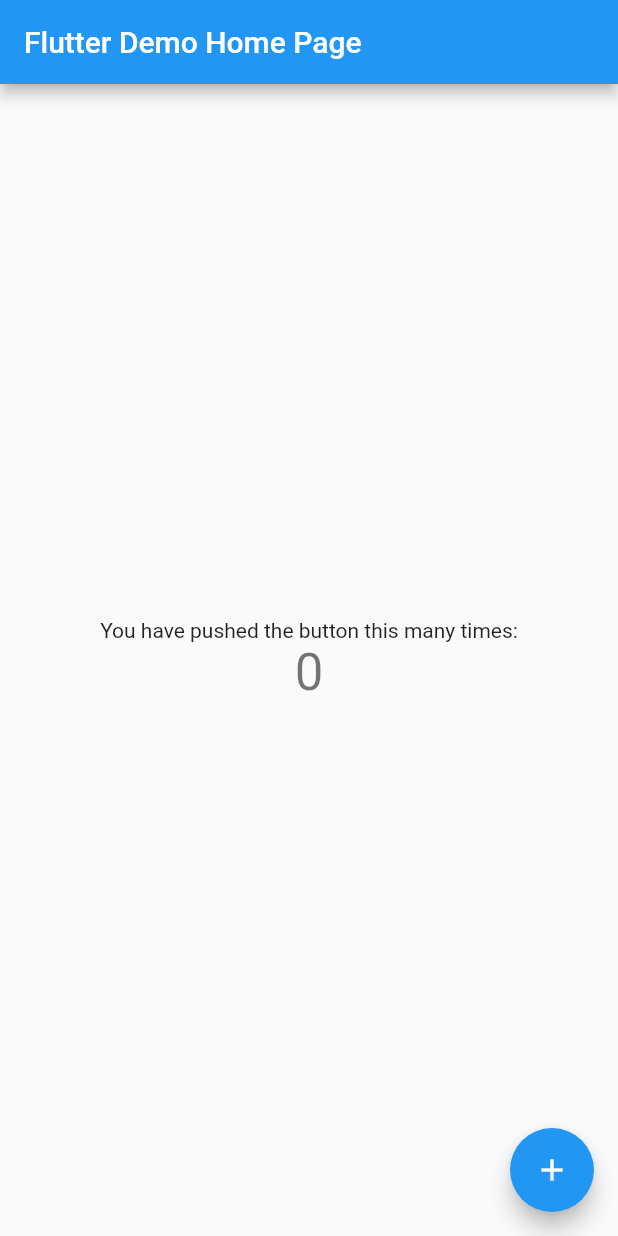
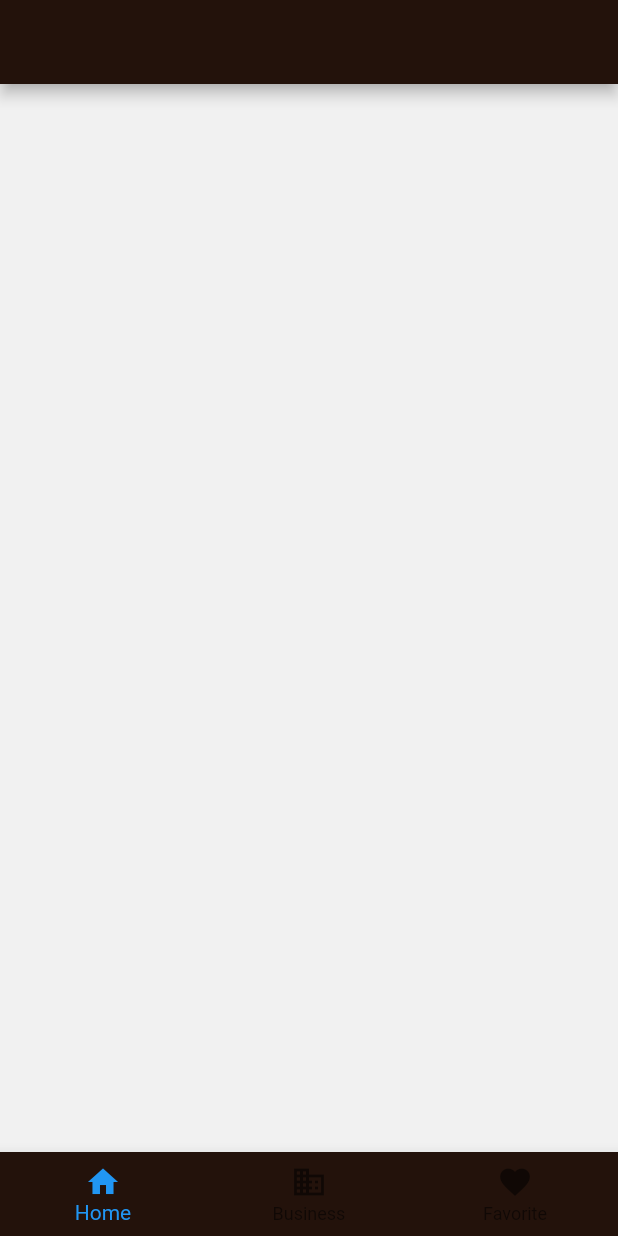
Before and after one commit to leparrav/Presets, a Flutter app: the screen it shows after launch, on a phone screen of 412 x 824 dp. Run offline on Flutter 3.47's test engine with Material 2 defaults, Android fonts, the phone set to English and light mode, and no system bars.

Commit message:
Created top and bottom bars

```diff
--- /dev/null
+++ b/lib/components/bottom_bar.dart
@@ -0,0 +1,26 @@
+import 'package:flutter/material.dart';
+
+import '../constants.dart';
+
+class BottomBar extends StatelessWidget {
+  @override
+  Widget build(BuildContext context) {
+    return BottomNavigationBar(
+      backgroundColor: kPrimaryColor4,
+      items: const <BottomNavigationBarItem>[
+        BottomNavigationBarItem(
+          icon: Icon(Icons.home),
+          title: Text('Home'),
+        ),
+        BottomNavigationBarItem(
+          icon: Icon(Icons.business),
+          title: Text('Business'),
+        ),
+        BottomNavigationBarItem(
+          icon: Icon(Icons.favorite),
+          title: Text('Favorite'),
+        ),
+      ],
+    );
+  }
+}
--- /dev/null
+++ b/lib/constants.dart
@@ -0,0 +1,6 @@
+import 'package:flutter/material.dart';
+
+const kPrimaryColor1 = Color(0xFFf1f1f1);
+const kPrimaryColor2 = Color(0xFFfdb827);
+const kPrimaryColor3 = Color(0xFF21209c);
+const kPrimaryColor4 = Color(0xFF23120B);
--- a/lib/main.dart
+++ b/lib/main.dart
@@ -1,101 +1,20 @@
 import 'package:flutter/material.dart';
+import 'package:preset_app/screens/main_screen.dart';
 
 void main() {
-  runApp(MyApp());
+  runApp(PresetApp());
 }
 
-class MyApp extends StatelessWidget {
+class PresetApp extends StatelessWidget {
   // This widget is the root of your application.
   @override
   Widget build(BuildContext context) {
     return MaterialApp(
       title: 'Flutter Demo',
-      home: MyHomePage(title: 'Flutter Demo Home Page'),
+      routes: {
+        MainScreen.id: (context) => MainScreen(),
+      },
+      home: MainScreen(),
     );
   }
 }
-
-class MyHomePage extends StatefulWidget {
-  MyHomePage({Key key, this.title}) : super(key: key);
-
-  // This widget is the home page of your application. It is stateful, meaning
-  // that it has a State object (defined below) that contains fields that affect
-  // how it looks.
-
-  // This class is the configuration for the state. It holds the values (in this
-  // case the title) provided by the parent (in this case the App widget) and
-  // used by the build method of the State. Fields in a Widget subclass are
-  // always marked "final".
-
-  final String title;
-
-  @override
-  _MyHomePageState createState() => _MyHomePageState();
-}
-
-class _MyHomePageState extends State<MyHomePage> {
-  int _counter = 0;
-
-  void _incrementCounter() {
-    setState(() {
-      // This call to setState tells the Flutter framework that something has
-      // changed in this State, which causes it to rerun the build method below
-      // so that the display can reflect the updated values. If we changed
-      // _counter without calling setState(), then the build method would not be
-      // called again, and so nothing would appear to happen.
-      _counter++;
-    });
-  }
-
-  @override
-  Widget build(BuildContext context) {
-    // This method is rerun every time setState is called, for instance as done
-    // by the _incrementCounter method above.
-    //
-    // The Flutter framework has been optimized to make rerunning build methods
-    // fast, so that you can just rebuild anything that needs updating rather
-    // than having to individually change instances of widgets.
-    return Scaffold(
-      appBar: AppBar(
-        // Here we take the value from the MyHomePage object that was created by
-        // the App.build method, and use it to set our appbar title.
-        title: Text(widget.title),
-      ),
-      body: Center(
-        // Center is a layout widget. It takes a single child and positions it
-        // in the middle of the parent.
-        child: Column(
-          // Column is also a layout widget. It takes a list of children and
-          // arranges them vertically. By default, it sizes itself to fit its
-          // children horizontally, and tries to be as tall as its parent.
-          //
-          // Invoke "debug painting" (press "p" in the console, choose the
-          // "Toggle Debug Paint" action from the Flutter Inspector in Android
-          // Studio, or the "Toggle Debug Paint" command in Visual Studio Code)
-          // to see the wireframe for each widget.
-          //
-          // Column has various properties to control how it sizes itself and
-          // how it positions its children. Here we use mainAxisAlignment to
-          // center the children vertically; the main axis here is the vertical
-          // axis because Columns are vertical (the cross axis would be
-          // horizontal).
-          mainAxisAlignment: MainAxisAlignment.center,
-          children: <Widget>[
-            Text(
-              'You have pushed the button this many times:',
-            ),
-            Text(
-              '$_counter',
-              style: Theme.of(context).textTheme.headline4,
-            ),
-          ],
-        ),
-      ),
-      floatingActionButton: FloatingActionButton(
-        onPressed: _incrementCounter,
-        tooltip: 'Increment',
-        child: Icon(Icons.add),
-      ), // This trailing comma makes auto-formatting nicer for build methods.
-    );
-  }
-}
--- a/lib/screens/main_screen.dart
+++ b/lib/screens/main_screen.dart
@@ -0,0 +1,24 @@
+import 'package:flutter/material.dart';
+import 'package:preset_app/components/bottom_bar.dart';
+import '../constants.dart';
+
+class MainScreen extends StatefulWidget {
+  static String id = 'MainScreenID';
+
+  @override
+  _MainScreenState createState() => _MainScreenState();
+}
+
+class _MainScreenState extends State<MainScreen> {
+  @override
+  Widget build(BuildContext context) {
+    return Scaffold(
+      backgroundColor: kPrimaryColor1,
+      appBar: AppBar(
+        backgroundColor: kPrimaryColor4,
+      ),
+      body: null,
+      bottomNavigationBar: BottomBar(),
+    );
+  }
+}
```
Also changed, not shown: 1 other file.
